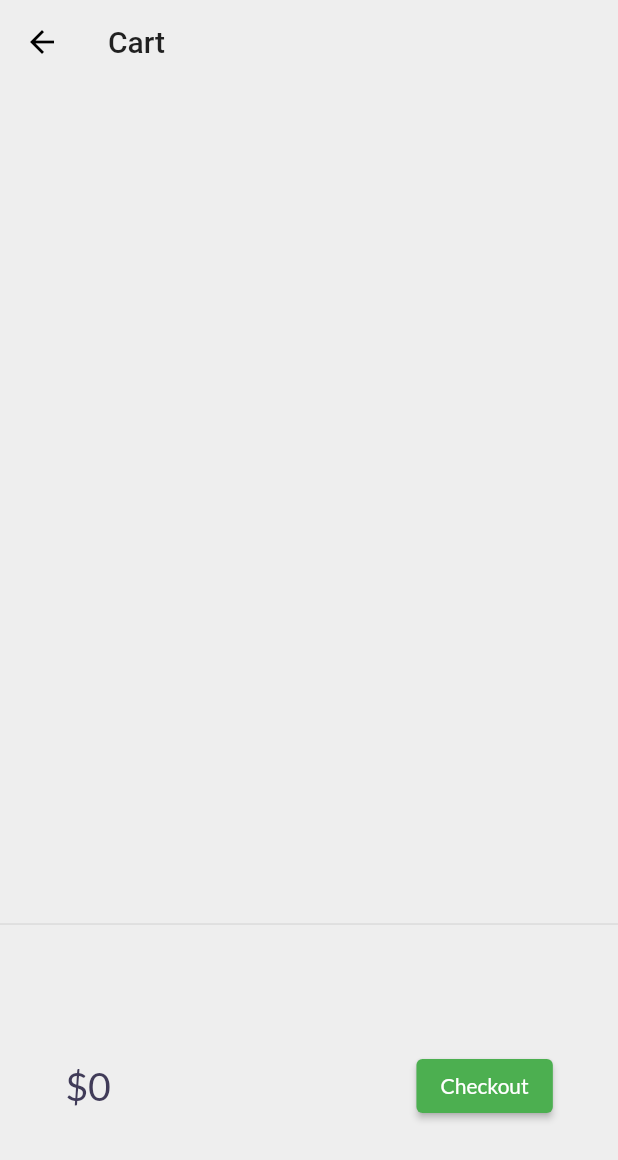
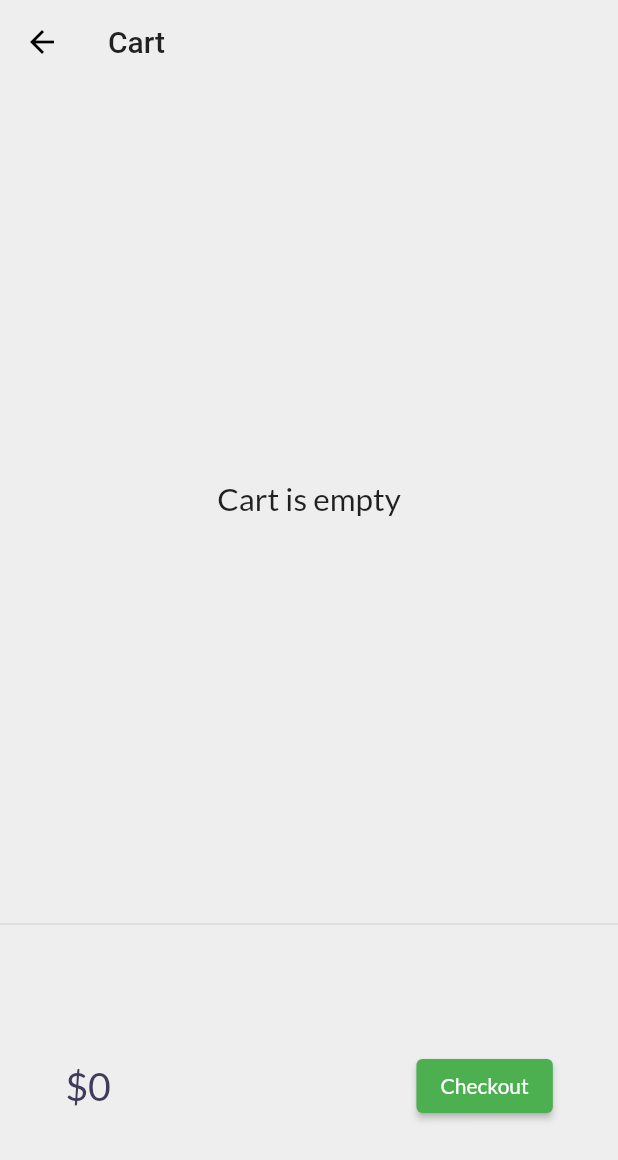
Before and after one commit to ishwar46/CatalogApp, a Flutter app: the CartPage screen opened by its route, on a phone screen of 412 x 824 dp. Shown: the top 1160 px of the screen. Run offline on Flutter 3.47's test engine with Material 2 defaults, Android fonts, the phone set to English and light mode, and no system bars; our stand-ins replace google_fonts, velocity_x; network calls fail.

Commit message:
Update cart_page.dart

```diff
--- a/lib/pages/cart_page.dart
+++ b/lib/pages/cart_page.dart
@@ -64,13 +64,18 @@ class _CartListState extends State<_CartList> {
   final _cart = CartModel();
   @override
   Widget build(BuildContext context) {
-    return ListView.builder(
-      itemCount: _cart.items?.length,
+    return _cart.items.isEmpty
+        ? "Cart is empty".text.xl2.makeCentered()
+        : ListView.builder(
+            itemCount: _cart.items.length,
             itemBuilder: (context, index) => ListTile(
               leading: Icon(Icons.done),
               trailing: IconButton(
                 icon: Icon(Icons.remove_circle_outline),
-          onPressed: () {},
+                onPressed: () {
+                  _cart.remove(_cart.items[index]);
+                  setState(() {});
+                },
               ),
               title: _cart.items[index].name.text.make(),
             ),
```
Lines whose indentation alone changed are shown as unchanged.
